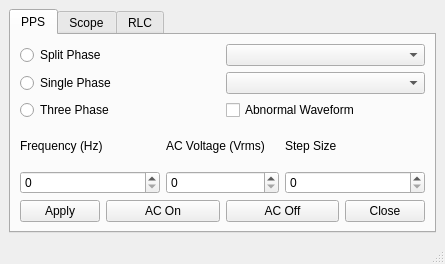
Before: the Qt Designer form ui/One_GUI_To_Rule_Them_All.ui in fsd16/One_Gui_To_Rule_Them_All, drawn with Qt 5.
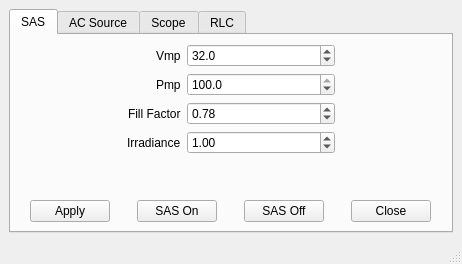
After: the same form once the commit is applied. The open tabs and pages were chosen to show the change.

Diff of the .ui file:
```diff
--- a/ui/One_GUI_To_Rule_Them_All.ui
+++ b/ui/One_GUI_To_Rule_Them_All.ui
@@ -6,7 +6,7 @@
    <rect>
     <x>0</x>
     <y>0</y>
-    <width>429</width>
+    <width>462</width>
     <height>264</height>
    </rect>
   </property>
@@ -22,114 +22,468 @@
       </property>
       <widget class="QWidget" name="tab_pps">
        <attribute name="title">
-        <string>PPS</string>
+        <string>SAS</string>
+       </attribute>
+       <layout class="QGridLayout" name="gridLayout_9">
+        <item row="0" column="0">
+         <layout class="QGridLayout" name="gridLayout_8">
+          <item row="1" column="3" alignment="Qt::AlignHCenter|Qt::AlignBottom">
+           <widget class="QPushButton" name="sas_butt_off">
+            <property name="minimumSize">
+             <size>
+              <width>80</width>
+              <height>0</height>
+             </size>
+            </property>
+            <property name="maximumSize">
+             <size>
+              <width>80</width>
+              <height>16777215</height>
+             </size>
+            </property>
+            <property name="text">
+             <string>SAS Off</string>
+            </property>
+           </widget>
+          </item>
+          <item row="1" column="4" alignment="Qt::AlignHCenter|Qt::AlignBottom">
+           <widget class="QPushButton" name="sas_butt_close">
+            <property name="minimumSize">
+             <size>
+              <width>80</width>
+              <height>0</height>
+             </size>
+            </property>
+            <property name="maximumSize">
+             <size>
+              <width>80</width>
+              <height>16777215</height>
+             </size>
+            </property>
+            <property name="text">
+             <string>Close</string>
+            </property>
+           </widget>
+          </item>
+          <item row="1" column="2" alignment="Qt::AlignHCenter|Qt::AlignBottom">
+           <widget class="QPushButton" name="sas_butt_on">
+            <property name="minimumSize">
+             <size>
+              <width>80</width>
+              <height>0</height>
+             </size>
+            </property>
+            <property name="maximumSize">
+             <size>
+              <width>80</width>
+              <height>16777215</height>
+             </size>
+            </property>
+            <property name="text">
+             <string>SAS On</string>
+            </property>
+           </widget>
+          </item>
+          <item row="1" column="0" alignment="Qt::AlignHCenter|Qt::AlignBottom">
+           <widget class="QPushButton" name="sas_butt_apply">
+            <property name="minimumSize">
+             <size>
+              <width>80</width>
+              <height>0</height>
+             </size>
+            </property>
+            <property name="maximumSize">
+             <size>
+              <width>80</width>
+              <height>16777215</height>
+             </size>
+            </property>
+            <property name="text">
+             <string>Apply</string>
+            </property>
+           </widget>
+          </item>
+          <item row="0" column="2" colspan="2">
+           <layout class="QFormLayout" name="formLayout">
+            <property name="labelAlignment">
+             <set>Qt::AlignRight|Qt::AlignTrailing|Qt::AlignVCenter</set>
+            </property>
+            <property name="formAlignment">
+             <set>Qt::AlignHCenter|Qt::AlignTop</set>
+            </property>
+            <item row="0" column="0">
+             <widget class="QLabel" name="label_14">
+              <property name="text">
+               <string>Vmp</string>
+              </property>
+             </widget>
+            </item>
+            <item row="0" column="1">
+             <widget class="QDoubleSpinBox" name="sas_entry_vmp">
+              <property name="minimumSize">
+               <size>
+                <width>50</width>
+                <height>0</height>
+               </size>
+              </property>
+              <property name="maximumSize">
+               <size>
+                <width>16777215</width>
+                <height>16777215</height>
+               </size>
+              </property>
+              <property name="frame">
+               <bool>true</bool>
+              </property>
+              <property name="alignment">
+               <set>Qt::AlignLeading|Qt::AlignLeft|Qt::AlignVCenter</set>
+              </property>
+              <property name="accelerated">
+               <bool>false</bool>
+              </property>
+              <property name="decimals">
+               <number>1</number>
+              </property>
+              <property name="maximum">
+               <double>1000.000000000000000</double>
+              </property>
+              <property name="value">
+               <double>32.000000000000000</double>
+              </property>
+             </widget>
+            </item>
+            <item row="1" column="0">
+             <widget class="QLabel" name="label_15">
+              <property name="text">
+               <string>Pmp</string>
+              </property>
+             </widget>
+            </item>
+            <item row="2" column="0">
+             <widget class="QLabel" name="label_16">
+              <property name="text">
+               <string>Fill Factor</string>
+              </property>
+             </widget>
+            </item>
+            <item row="2" column="1">
+             <widget class="QDoubleSpinBox" name="sas_entry_ff">
+              <property name="minimumSize">
+               <size>
+                <width>50</width>
+                <height>0</height>
+               </size>
+              </property>
+              <property name="maximumSize">
+               <size>
+                <width>16777215</width>
+                <height>16777215</height>
+               </size>
+              </property>
+              <property name="frame">
+               <bool>true</bool>
+              </property>
+              <property name="alignment">
+               <set>Qt::AlignLeading|Qt::AlignLeft|Qt::AlignVCenter</set>
+              </property>
+              <property name="accelerated">
+               <bool>false</bool>
+              </property>
+              <property name="maximum">
+               <double>999.990000000000009</double>
+              </property>
+              <property name="value">
+               <double>0.780000000000000</double>
+              </property>
+             </widget>
+            </item>
+            <item row="3" column="0">
+             <widget class="QLabel" name="label_17">
+              <property name="text">
+               <string>Irradiance</string>
+              </property>
+             </widget>
+            </item>
+            <item row="3" column="1">
+             <widget class="QDoubleSpinBox" name="sas_entry_irrad">
+              <property name="minimumSize">
+               <size>
+                <width>50</width>
+                <height>0</height>
+               </size>
+              </property>
+              <property name="maximumSize">
+               <size>
+                <width>16777215</width>
+                <height>16777215</height>
+               </size>
+              </property>
+              <property name="frame">
+               <bool>true</bool>
+              </property>
+              <property name="alignment">
+               <set>Qt::AlignLeading|Qt::AlignLeft|Qt::AlignVCenter</set>
+              </property>
+              <property name="accelerated">
+               <bool>false</bool>
+              </property>
+              <property name="maximum">
+               <double>999.990000000000009</double>
+              </property>
+              <property name="value">
+               <double>1.000000000000000</double>
+              </property>
+             </widget>
+            </item>
+            <item row="1" column="1">
+             <widget class="QDoubleSpinBox" name="sas_entry_pmp">
+              <property name="minimumSize">
+               <size>
+                <width>50</width>
+                <height>0</height>
+               </size>
+              </property>
+              <property name="maximumSize">
+               <size>
+                <width>16777215</width>
+                <height>16777215</height>
+               </size>
+              </property>
+              <property name="frame">
+               <bool>true</bool>
+              </property>
+              <property name="alignment">
+               <set>Qt::AlignLeading|Qt::AlignLeft|Qt::AlignVCenter</set>
+              </property>
+              <property name="accelerated">
+               <bool>false</bool>
+              </property>
+              <property name="decimals">
+               <number>1</number>
+              </property>
+              <property name="value">
+               <double>100.000000000000000</double>
+              </property>
+             </widget>
+            </item>
+           </layout>
+          </item>
+         </layout>
+        </item>
+       </layout>
+      </widget>
+      <widget class="QWidget" name="ac_tab">
+       <attribute name="title">
+        <string>AC Source</string>
        </attribute>
        <layout class="QGridLayout" name="gridLayout_2">
         <item row="0" column="0">
          <layout class="QGridLayout" name="gridLayout">
-          <item row="1" column="0" colspan="3">
-           <widget class="QRadioButton" name="radio_single">
-            <property name="text">
-             <string>Single Phase</string>
-            </property>
-           </widget>
-          </item>
-          <item row="2" column="0" colspan="3">
-           <widget class="QRadioButton" name="radio_three">
-            <property name="text">
-             <string>Three Phase</string>
-            </property>
-           </widget>
-          </item>
-          <item row="2" column="3" colspan="3">
-           <widget class="QCheckBox" name="check_abnormal">
-            <property name="text">
-             <string>Abnormal Waveform</string>
-            </property>
-           </widget>
-          </item>
-          <item row="3" column="0" colspan="2">
-           <widget class="QLabel" name="label">
-            <property name="text">
-             <string>Frequency (Hz)</string>
-            </property>
-           </widget>
-          </item>
-          <item row="3" column="2" colspan="2">
-           <widget class="QLabel" name="label_2">
-            <property name="text">
-             <string>AC Voltage (Vrms)</string>
-            </property>
-           </widget>
-          </item>
-          <item row="3" column="4" colspan="2">
+          <item row="3" column="4" colspan="2" alignment="Qt::AlignHCenter|Qt::AlignBottom">
            <widget class="QLabel" name="label_3">
+            <property name="minimumSize">
+             <size>
+              <width>100</width>
+              <height>0</height>
+             </size>
+            </property>
             <property name="text">
              <string>Step Size</string>
             </property>
-           </widget>
-          </item>
-          <item row="4" column="0" colspan="2">
-           <widget class="QSpinBox" name="entry_freq">
-            <property name="maximum">
-             <number>999</number>
+            <property name="alignment">
+             <set>Qt::AlignCenter</set>
             </property>
            </widget>
           </item>
-          <item row="4" column="2" colspan="2">
-           <widget class="QSpinBox" name="entry_ac_volts">
-            <property name="maximum">
-             <number>999</number>
+          <item row="2" column="3" colspan="3" alignment="Qt::AlignHCenter|Qt::AlignTop">
+           <widget class="QCheckBox" name="ac_check_abnormal">
+            <property name="text">
+             <string>Abnormal Waveform</string>
             </property>
            </widget>
           </item>
-          <item row="4" column="4" colspan="2">
-           <widget class="QSpinBox" name="entry_step_size">
-            <property name="maximum">
-             <number>999</number>
+          <item row="6" column="5" alignment="Qt::AlignHCenter|Qt::AlignBottom">
+           <widget class="QPushButton" name="ac_butt_close">
+            <property name="minimumSize">
+             <size>
+              <width>80</width>
+              <height>0</height>
+             </size>
             </property>
-           </widget>
-          </item>
-          <item row="5" column="0">
-           <widget class="QPushButton" name="butt_apply">
-            <property name="text">
-             <string>Apply</string>
+            <property name="maximumSize">
+             <size>
+              <width>80</width>
+              <height>16777215</height>
+             </size>
             </property>
-           </widget>
-          </item>
-          <item row="5" column="1" colspan="2">
-           <widget class="QPushButton" name="butt_ac_on">
             <property name="text">
-             <string>AC On</string>
+             <string>Close</string>
             </property>
            </widget>
           </item>
-          <item row="5" column="3" colspan="2">
-           <widget class="QPushButton" name="butt_ac_off">
+          <item row="6" column="3" colspan="2" alignment="Qt::AlignHCenter|Qt::AlignBottom">
+           <widget class="QPushButton" name="ac_butt_off">
+            <property name="minimumSize">
+             <size>
+              <width>80</width>
+              <height>0</height>
+             </size>
+            </property>
+            <property name="maximumSize">
+             <size>
+              <width>80</width>
+              <height>16777215</height>
+             </size>
+            </property>
             <property name="text">
              <string>AC Off</string>
             </property>
            </widget>
           </item>
-          <item row="5" column="5">
-           <widget class="QPushButton" name="butt_close">
+          <item row="4" column="4" colspan="2" alignment="Qt::AlignHCenter|Qt::AlignTop">
+           <widget class="QSpinBox" name="ac_entry_step_size">
+            <property name="minimumSize">
+             <size>
+              <width>50</width>
+              <height>0</height>
+             </size>
+            </property>
+            <property name="maximum">
+             <number>999</number>
+            </property>
+            <property name="value">
+             <number>1</number>
+            </property>
+           </widget>
+          </item>
+          <item row="4" column="2" colspan="2" alignment="Qt::AlignHCenter|Qt::AlignTop">
+           <widget class="QSpinBox" name="ac_entry_ac_volts">
+            <property name="minimumSize">
+             <size>
+              <width>50</width>
+              <height>0</height>
+             </size>
+            </property>
+            <property name="maximum">
+             <number>999</number>
+            </property>
+            <property name="value">
+             <number>240</number>
+            </property>
+           </widget>
+          </item>
+          <item row="1" column="0" colspan="3" alignment="Qt::AlignHCenter|Qt::AlignVCenter">
+           <widget class="QRadioButton" name="ac_radio_single">
             <property name="text">
-             <string>Close</string>
+             <string>Single Phase</string>
             </property>
            </widget>
           </item>
-          <item row="0" column="0" colspan="3">
-           <widget class="QRadioButton" name="radio_split">
+          <item row="4" column="0" colspan="2" alignment="Qt::AlignHCenter|Qt::AlignTop">
+           <widget class="QSpinBox" name="ac_entry_freq">
+            <property name="minimumSize">
+             <size>
+              <width>50</width>
+              <height>0</height>
+             </size>
+            </property>
+            <property name="maximum">
+             <number>999</number>
+            </property>
+            <property name="value">
+             <number>60</number>
+            </property>
+           </widget>
+          </item>
+          <item row="6" column="0" alignment="Qt::AlignHCenter|Qt::AlignBottom">
+           <widget class="QPushButton" name="ac_butt_apply">
+            <property name="minimumSize">
+             <size>
+              <width>80</width>
+              <height>0</height>
+             </size>
+            </property>
+            <property name="maximumSize">
+             <size>
+              <width>80</width>
+              <height>16777215</height>
+             </size>
+            </property>
+            <property name="text">
+             <string>Apply</string>
+            </property>
+           </widget>
+          </item>
+          <item row="3" column="0" colspan="2" alignment="Qt::AlignHCenter|Qt::AlignBottom">
+           <widget class="QLabel" name="label">
+            <property name="minimumSize">
+             <size>
+              <width>100</width>
+              <height>0</height>
+             </size>
+            </property>
+            <property name="text">
+             <string>Frequency (Hz)</string>
+            </property>
+            <property name="alignment">
+             <set>Qt::AlignCenter</set>
+            </property>
+           </widget>
+          </item>
+          <item row="1" column="3" colspan="3" alignment="Qt::AlignHCenter|Qt::AlignVCenter">
+           <widget class="QComboBox" name="ac_menu_abnormal"/>
+          </item>
+          <item row="3" column="2" colspan="2" alignment="Qt::AlignHCenter|Qt::AlignBottom">
+           <widget class="QLabel" name="label_2">
+            <property name="minimumSize">
+             <size>
+              <width>100</width>
+              <height>0</height>
+             </size>
+            </property>
+            <property name="text">
+             <string>AC Voltage (Vrms)</string>
+            </property>
+            <property name="alignment">
+             <set>Qt::AlignCenter</set>
+            </property>
+           </widget>
+          </item>
+          <item row="0" column="0" colspan="3" alignment="Qt::AlignHCenter|Qt::AlignBottom">
+           <widget class="QRadioButton" name="ac_radio_split">
             <property name="text">
              <string>Split Phase</string>
             </property>
            </widget>
           </item>
-          <item row="0" column="3" colspan="3">
-           <widget class="QComboBox" name="menu_phase"/>
+          <item row="0" column="3" colspan="3" alignment="Qt::AlignHCenter|Qt::AlignVCenter">
+           <widget class="QComboBox" name="ac_menu_phase"/>
           </item>
-          <item row="1" column="3" colspan="3">
-           <widget class="QComboBox" name="menu_abnormal"/>
+          <item row="2" column="0" colspan="3" alignment="Qt::AlignHCenter|Qt::AlignTop">
+           <widget class="QRadioButton" name="ac_radio_three">
+            <property name="text">
+             <string>Three Phase</string>
+            </property>
+           </widget>
+          </item>
+          <item row="6" column="1" colspan="2" alignment="Qt::AlignHCenter">
+           <widget class="QPushButton" name="ac_butt_on">
+            <property name="minimumSize">
+             <size>
+              <width>80</width>
+              <height>0</height>
+             </size>
+            </property>
+            <property name="maximumSize">
+             <size>
+              <width>80</width>
+              <height>16777215</height>
+             </size>
+            </property>
+            <property name="text">
+             <string>AC On</string>
+            </property>
+           </widget>
           </item>
          </layout>
         </item>
```
Left out of the diff: 372 changed lines with no effect on the pictures.
